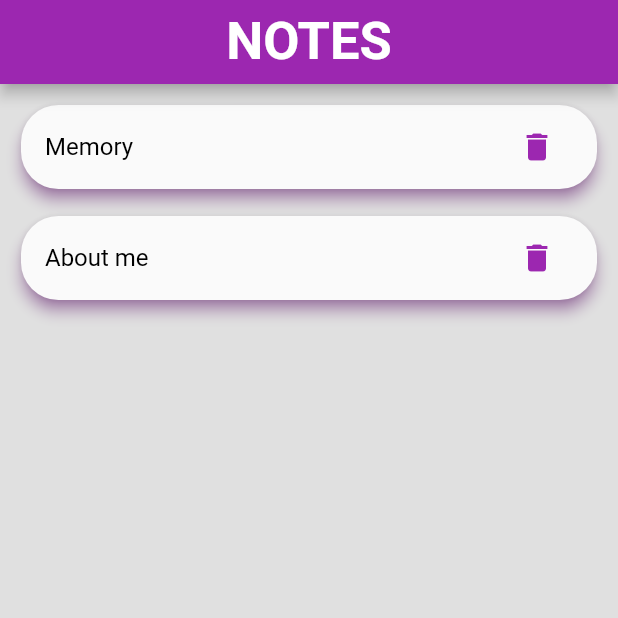
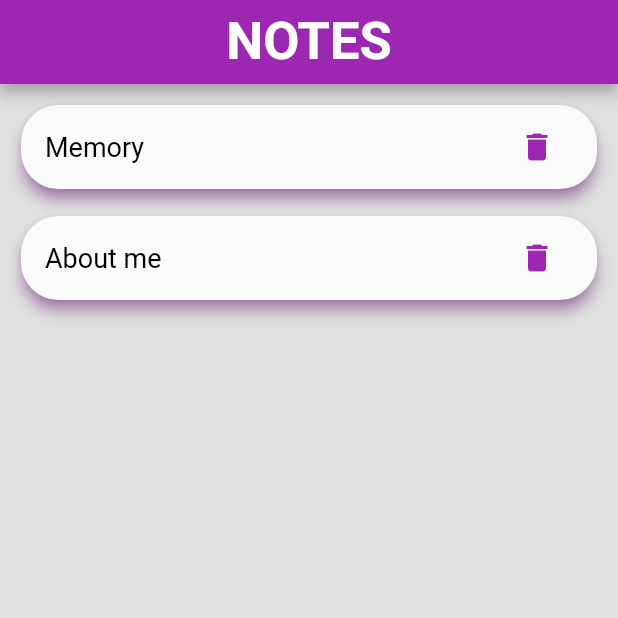
Before and after one commit to adhameldeibany/Notes-App, a Flutter app: the screen it shows after launch, on a phone screen of 412 x 824 dp, the top half of it. Run offline on Flutter 3.47's test engine with Material 2 defaults, Android fonts, the phone set to English and light mode, and no system bars.

Commit message:
first commit

```diff
--- a/lib/home.dart
+++ b/lib/home.dart
@@ -95,7 +95,7 @@ class _HomeState extends State<Home> {
                     child: ListTile(
                       title: Text(
                         todo[index],
-                        style: TextStyle(color: Colors.black),
+                        style: TextStyle(fontSize: 18,color: Colors.black),
                       ),
                       trailing: IconButton(
                         icon: Icon(
```
